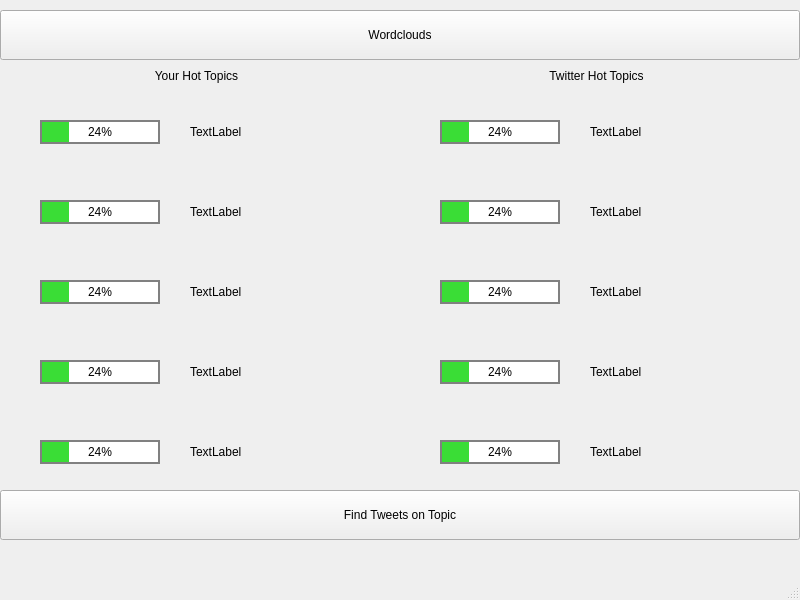
Above: code/pyqt-help-vj/toptopics.ui from jfitz02/3yp-report before the change. Below: the same form after it.
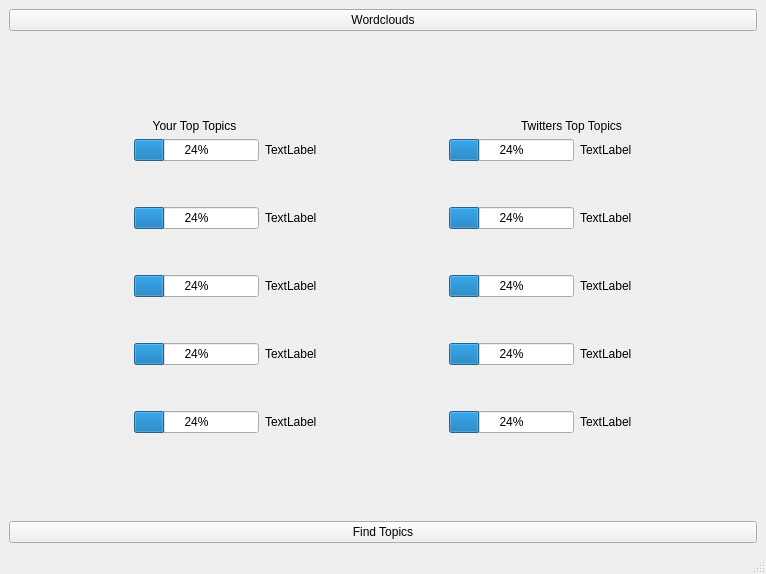
That is the form after the change.

Commit message: updated UI for relative positioning

The edit to the form file:
```diff
--- a/code/pyqt-help-vj/toptopics.ui
+++ b/code/pyqt-help-vj/toptopics.ui
@@ -6,401 +6,319 @@
    <rect>
     <x>0</x>
     <y>0</y>
-    <width>800</width>
-    <height>600</height>
+    <width>766</width>
+    <height>574</height>
    </rect>
   </property>
   <property name="windowTitle">
    <string>MainWindow</string>
   </property>
   <widget class="QWidget" name="centralwidget">
-   <widget class="QPushButton" name="pushButton">
-    <property name="geometry">
-     <rect>
-      <x>0</x>
-      <y>10</y>
-      <width>800</width>
-      <height>50</height>
-     </rect>
-    </property>
-    <property name="text">
-     <string>Wordclouds</string>
-    </property>
-   </widget>
-   <widget class="QPushButton" name="pushButton_2">
-    <property name="geometry">
-     <rect>
-      <x>0</x>
-      <y>490</y>
-      <width>800</width>
-      <height>50</height>
-     </rect>
-    </property>
-    <property name="text">
-     <string>Find Tweets on Topic</string>
-    </property>
-   </widget>
-   <widget class="QLabel" name="label">
-    <property name="geometry">
-     <rect>
-      <x>134</x>
-      <y>60</y>
-      <width>125</width>
-      <height>32</height>
-     </rect>
-    </property>
-    <property name="text">
-     <string>Your Hot Topics</string>
-    </property>
-    <property name="textFormat">
-     <enum>Qt::PlainText</enum>
-    </property>
-    <property name="alignment">
-     <set>Qt::AlignCenter</set>
-    </property>
-    <property name="wordWrap">
-     <bool>true</bool>
-    </property>
-   </widget>
-   <widget class="QLabel" name="label_2">
-    <property name="geometry">
-     <rect>
-      <x>534</x>
-      <y>60</y>
-      <width>125</width>
-      <height>32</height>
-     </rect>
-    </property>
-    <property name="text">
-     <string>Twitter Hot Topics</string>
-    </property>
-    <property name="alignment">
-     <set>Qt::AlignCenter</set>
-    </property>
-    <property name="wordWrap">
-     <bool>true</bool>
-    </property>
-   </widget>
-   <widget class="QProgressBar" name="yprog1">
-    <property name="geometry">
-     <rect>
-      <x>40</x>
-      <y>120</y>
-      <width>120</width>
-      <height>24</height>
-     </rect>
-    </property>
-    <property name="autoFillBackground">
-     <bool>false</bool>
-    </property>
-    <property name="styleSheet">
-     <string notr="true">QProgressBar { border:2px solid grey; border-radius: 0px; text-align: center; } QProgressBar::Chunk { background-color: #3add36; width: 1px; }</string>
-    </property>
-    <property name="value">
-     <number>24</number>
-    </property>
-    <property name="format">
-     <string>%p%</string>
-    </property>
-   </widget>
-   <widget class="QProgressBar" name="yprog2">
-    <property name="geometry">
-     <rect>
-      <x>40</x>
-      <y>200</y>
-      <width>120</width>
-      <height>24</height>
-     </rect>
-    </property>
-    <property name="autoFillBackground">
-     <bool>false</bool>
-    </property>
-    <property name="styleSheet">
-     <string notr="true">QProgressBar { border:2px solid grey; border-radius: 0px; text-align: center; } QProgressBar::Chunk { background-color: #3add36; width: 1px; }</string>
-    </property>
-    <property name="value">
-     <number>24</number>
-    </property>
-    <property name="format">
-     <string>%p%</string>
-    </property>
-   </widget>
-   <widget class="QProgressBar" name="yprog3">
-    <property name="geometry">
-     <rect>
-      <x>40</x>
-      <y>280</y>
-      <width>120</width>
-      <height>24</height>
-     </rect>
-    </property>
-    <property name="autoFillBackground">
-     <bool>false</bool>
-    </property>
-    <property name="styleSheet">
-     <string notr="true">QProgressBar { border:2px solid grey; border-radius: 0px; text-align: center; } QProgressBar::Chunk { background-color: #3add36; width: 1px; }</string>
-    </property>
-    <property name="value">
-     <number>24</number>
-    </property>
-    <property name="format">
-     <string>%p%</string>
-    </property>
-   </widget>
-   <widget class="QProgressBar" name="yprog4">
-    <property name="geometry">
-     <rect>
-      <x>40</x>
-      <y>360</y>
-      <width>120</width>
-      <height>24</height>
-     </rect>
-    </property>
-    <property name="autoFillBackground">
-     <bool>false</bool>
-    </property>
-    <property name="styleSheet">
-     <string notr="true">QProgressBar { border:2px solid grey; border-radius: 0px; text-align: center; } QProgressBar::Chunk { background-color: #3add36; width: 1px; }</string>
-    </property>
-    <property name="value">
-     <number>24</number>
-    </property>
-    <property name="format">
-     <string>%p%</string>
-    </property>
-   </widget>
-   <widget class="QProgressBar" name="yprog5">
-    <property name="geometry">
-     <rect>
-      <x>40</x>
-      <y>440</y>
-      <width>120</width>
-      <height>24</height>
-     </rect>
-    </property>
-    <property name="autoFillBackground">
-     <bool>false</bool>
-    </property>
-    <property name="styleSheet">
-     <string notr="true">QProgressBar { border:2px solid grey; border-radius: 0px; text-align: center; } QProgressBar::Chunk { background-color: #3add36; width: 1px; }</string>
-    </property>
-    <property name="value">
-     <number>24</number>
-    </property>
-    <property name="format">
-     <string>%p%</string>
-    </property>
-   </widget>
-   <widget class="QProgressBar" name="tprog1">
-    <property name="geometry">
-     <rect>
-      <x>440</x>
-      <y>120</y>
-      <width>120</width>
-      <height>24</height>
-     </rect>
-    </property>
-    <property name="styleSheet">
-     <string notr="true">QProgressBar { border:2px solid grey; border-radius: 0px; text-align: center; } QProgressBar::Chunk { background-color: #3add36; width: 1px; }</string>
-    </property>
-    <property name="value">
-     <number>24</number>
-    </property>
-   </widget>
-   <widget class="QProgressBar" name="tprog2">
-    <property name="geometry">
-     <rect>
-      <x>440</x>
-      <y>200</y>
-      <width>120</width>
-      <height>24</height>
-     </rect>
-    </property>
-    <property name="styleSheet">
-     <string notr="true">QProgressBar { border:2px solid grey; border-radius: 0px; text-align: center; } QProgressBar::Chunk { background-color: #3add36; width: 1px; }</string>
-    </property>
-    <property name="value">
-     <number>24</number>
-    </property>
-   </widget>
-   <widget class="QProgressBar" name="tprog3">
-    <property name="geometry">
-     <rect>
-      <x>440</x>
-      <y>280</y>
-      <width>120</width>
-      <height>24</height>
-     </rect>
-    </property>
-    <property name="styleSheet">
-     <string notr="true">QProgressBar { border:2px solid grey; border-radius: 0px; text-align: center; } QProgressBar::Chunk { background-color: #3add36; width: 1px; }</string>
-    </property>
-    <property name="value">
-     <number>24</number>
-    </property>
-   </widget>
-   <widget class="QProgressBar" name="tprog4">
-    <property name="geometry">
-     <rect>
-      <x>440</x>
-      <y>360</y>
-      <width>120</width>
-      <height>24</height>
-     </rect>
-    </property>
-    <property name="styleSheet">
-     <string notr="true">QProgressBar { border:2px solid grey; border-radius: 0px; text-align: center; } QProgressBar::Chunk { background-color: #3add36; width: 1px; }</string>
-    </property>
-    <property name="value">
-     <number>24</number>
-    </property>
-   </widget>
-   <widget class="QProgressBar" name="tprog5">
-    <property name="geometry">
-     <rect>
-      <x>440</x>
-      <y>440</y>
-      <width>120</width>
-      <height>24</height>
-     </rect>
-    </property>
-    <property name="styleSheet">
-     <string notr="true">QProgressBar { border:2px solid grey; border-radius: 0px; text-align: center; } QProgressBar::Chunk { background-color: #3add36; width: 1px; }</string>
-    </property>
-    <property name="value">
-     <number>24</number>
-    </property>
-   </widget>
-   <widget class="QLabel" name="yl1">
-    <property name="geometry">
-     <rect>
-      <x>190</x>
-      <y>124</y>
-      <width>100</width>
-      <height>16</height>
-     </rect>
-    </property>
-    <property name="text">
-     <string>TextLabel</string>
-    </property>
-   </widget>
-   <widget class="QLabel" name="yl2">
-    <property name="geometry">
-     <rect>
-      <x>190</x>
-      <y>204</y>
-      <width>100</width>
-      <height>16</height>
-     </rect>
-    </property>
-    <property name="text">
-     <string>TextLabel</string>
-    </property>
-   </widget>
-   <widget class="QLabel" name="yl3">
-    <property name="geometry">
-     <rect>
-      <x>190</x>
-      <y>284</y>
-      <width>100</width>
-      <height>16</height>
-     </rect>
-    </property>
-    <property name="text">
-     <string>TextLabel</string>
-    </property>
-   </widget>
-   <widget class="QLabel" name="yl4">
-    <property name="geometry">
-     <rect>
-      <x>190</x>
-      <y>364</y>
-      <width>100</width>
-      <height>16</height>
-     </rect>
-    </property>
-    <property name="text">
-     <string>TextLabel</string>
-    </property>
-   </widget>
-   <widget class="QLabel" name="yl5">
-    <property name="geometry">
-     <rect>
-      <x>190</x>
-      <y>444</y>
-      <width>100</width>
-      <height>16</height>
-     </rect>
-    </property>
-    <property name="text">
-     <string>TextLabel</string>
-    </property>
-   </widget>
-   <widget class="QLabel" name="tl1">
-    <property name="geometry">
-     <rect>
-      <x>590</x>
-      <y>124</y>
-      <width>100</width>
-      <height>16</height>
-     </rect>
-    </property>
-    <property name="text">
-     <string>TextLabel</string>
-    </property>
-   </widget>
-   <widget class="QLabel" name="tl3">
-    <property name="geometry">
-     <rect>
-      <x>590</x>
-      <y>284</y>
-      <width>100</width>
-      <height>16</height>
-     </rect>
-    </property>
-    <property name="text">
-     <string>TextLabel</string>
-    </property>
-   </widget>
-   <widget class="QLabel" name="tl5">
-    <property name="geometry">
-     <rect>
-      <x>590</x>
-      <y>444</y>
-      <width>100</width>
-      <height>16</height>
-     </rect>
-    </property>
-    <property name="text">
-     <string>TextLabel</string>
-    </property>
-   </widget>
-   <widget class="QLabel" name="tl2">
-    <property name="geometry">
-     <rect>
-      <x>590</x>
-      <y>204</y>
-      <width>100</width>
-      <height>16</height>
-     </rect>
-    </property>
-    <property name="text">
-     <string>TextLabel</string>
-    </property>
-   </widget>
-   <widget class="QLabel" name="tl4">
-    <property name="geometry">
-     <rect>
-      <x>590</x>
-      <y>364</y>
-      <width>100</width>
-      <height>16</height>
-     </rect>
-    </property>
-    <property name="text">
-     <string>TextLabel</string>
-    </property>
-   </widget>
+   <layout class="QGridLayout" name="gridLayout">
+    <item row="0" column="0">
+     <layout class="QVBoxLayout" name="verticalLayout_2">
+      <item>
+       <widget class="QPushButton" name="pushButton">
+        <property name="text">
+         <string>Wordclouds</string>
+        </property>
+       </widget>
+      </item>
+      <item>
+       <spacer name="verticalSpacer">
+        <property name="orientation">
+         <enum>Qt::Vertical</enum>
+        </property>
+        <property name="sizeHint" stdset="0">
+         <size>
+          <width>20</width>
+          <height>40</height>
+         </size>
+        </property>
+       </spacer>
+      </item>
+      <item>
+       <layout class="QHBoxLayout" name="horizontalLayout_5">
+        <item>
+         <widget class="QLabel" name="label_2">
+          <property name="text">
+           <string>Your Top Topics</string>
+          </property>
+          <property name="alignment">
+           <set>Qt::AlignCenter</set>
+          </property>
+         </widget>
+        </item>
+        <item>
+         <widget class="QLabel" name="label">
+          <property name="text">
+           <string>Twitters Top Topics</string>
+          </property>
+          <property name="alignment">
+           <set>Qt::AlignCenter</set>
+          </property>
+         </widget>
+        </item>
+       </layout>
+      </item>
+      <item>
+       <layout class="QGridLayout" name="gridLayout_2">
+        <item row="6" column="1">
+         <widget class="QProgressBar" name="yprog4">
+          <property name="value">
+           <number>24</number>
+          </property>
+         </widget>
+        </item>
+        <item row="8" column="4">
+         <widget class="QProgressBar" name="tprog5">
+          <property name="value">
+           <number>24</number>
+          </property>
+         </widget>
+        </item>
+        <item row="2" column="1">
+         <widget class="QProgressBar" name="yprog2">
+          <property name="value">
+           <number>24</number>
+          </property>
+         </widget>
+        </item>
+        <item row="2" column="2">
+         <widget class="QLabel" name="yl2">
+          <property name="text">
+           <string>TextLabel</string>
+          </property>
+         </widget>
+        </item>
+        <item row="8" column="5">
+         <widget class="QLabel" name="tl5">
+          <property name="text">
+           <string>TextLabel</string>
+          </property>
+         </widget>
+        </item>
+        <item row="1" column="2">
+         <spacer name="verticalSpacer_2">
+          <property name="orientation">
+           <enum>Qt::Vertical</enum>
+          </property>
+          <property name="sizeHint" stdset="0">
+           <size>
+            <width>20</width>
+            <height>40</height>
+           </size>
+          </property>
+         </spacer>
+        </item>
+        <item row="2" column="5">
+         <widget class="QLabel" name="tl2">
+          <property name="text">
+           <string>TextLabel</string>
+          </property>
+         </widget>
+        </item>
+        <item row="0" column="0">
+         <spacer name="horizontalSpacer_2">
+          <property name="orientation">
+           <enum>Qt::Horizontal</enum>
+          </property>
+          <property name="sizeHint" stdset="0">
+           <size>
+            <width>30</width>
+            <height>20</height>
+           </size>
+          </property>
+         </spacer>
+        </item>
+        <item row="5" column="2">
+         <spacer name="verticalSpacer_4">
+          <property name="orientation">
+           <enum>Qt::Vertical</enum>
+          </property>
+          <property name="sizeHint" stdset="0">
+           <size>
+            <width>20</width>
+            <height>40</height>
+           </size>
+          </property>
+         </spacer>
+        </item>
+        <item row="6" column="5">
+         <widget class="QLabel" name="tl4">
+          <property name="text">
+           <string>TextLabel</string>
+          </property>
+         </widget>
+        </item>
+        <item row="0" column="4">
+         <widget class="QProgressBar" name="tprog1">
+          <property name="value">
+           <number>24</number>
+          </property>
+         </widget>
+        </item>
+        <item row="0" column="1">
+         <widget class="QProgressBar" name="yprog1">
+          <property name="value">
+           <number>24</number>
+          </property>
+         </widget>
+        </item>
+        <item row="0" column="5">
+         <widget class="QLabel" name="tl1">
+          <property name="text">
+           <string>TextLabel</string>
+          </property>
+         </widget>
+        </item>
+        <item row="0" column="2">
+         <widget class="QLabel" name="yl1">
+          <property name="text">
+           <string>TextLabel</string>
+          </property>
+         </widget>
+        </item>
+        <item row="7" column="2">
+         <spacer name="verticalSpacer_5">
+          <property name="orientation">
+           <enum>Qt::Vertical</enum>
+          </property>
+          <property name="sizeHint" stdset="0">
+           <size>
+            <width>20</width>
+            <height>40</height>
+           </size>
+          </property>
+         </spacer>
+        </item>
+        <item row="4" column="5">
+         <widget class="QLabel" name="tl3">
+          <property name="text">
+           <string>TextLabel</string>
+          </property>
+         </widget>
+        </item>
+        <item row="2" column="3">
+         <spacer name="horizontalSpacer">
+          <property name="orientation">
+           <enum>Qt::Horizontal</enum>
+          </property>
+          <property name="sizeHint" stdset="0">
+           <size>
+            <width>30</width>
+            <height>20</height>
+           </size>
+          </property>
+         </spacer>
+        </item>
+        <item row="8" column="2">
+         <widget class="QLabel" name="yl5">
+          <property name="text">
+           <string>TextLabel</string>
+          </property>
+         </widget>
+        </item>
+        <item row="3" column="2">
+         <spacer name="verticalSpacer_3">
+          <property name="orientation">
+           <enum>Qt::Vertical</enum>
+          </property>
+          <property name="sizeHint" stdset="0">
+           <size>
+            <width>20</width>
+            <height>40</height>
+           </size>
+          </property>
+         </spacer>
+        </item>
+        <item row="0" column="6">
+         <spacer name="horizontalSpacer_3">
+          <property name="orientation">
+           <enum>Qt::Horizontal</enum>
+          </property>
+          <property name="sizeHint" stdset="0">
+           <size>
+            <width>30</width>
+            <height>20</height>
+           </size>
+          </property>
+         </spacer>
+        </item>
+        <item row="6" column="2">
+         <widget class="QLabel" name="yl4">
+          <property name="text">
+           <string>TextLabel</string>
+          </property>
+         </widget>
+        </item>
+        <item row="4" column="1">
+         <widget class="QProgressBar" name="yprog3">
+          <property name="value">
+           <number>24</number>
+          </property>
+         </widget>
+        </item>
+        <item row="6" column="4">
+         <widget class="QProgressBar" name="tprog4">
+          <property name="value">
+           <number>24</number>
+          </property>
+         </widget>
+        </item>
+        <item row="8" column="1">
+         <widget class="QProgressBar" name="yprog5">
+          <property name="value">
+           <number>24</number>
+          </property>
+         </widget>
+        </item>
+        <item row="4" column="2">
+         <widget class="QLabel" name="yl3">
+          <property name="text">
+           <string>TextLabel</string>
+          </property>
+         </widget>
+        </item>
+        <item row="2" column="4">
+         <widget class="QProgressBar" name="tprog2">
+          <property name="value">
+           <number>24</number>
+          </property>
+         </widget>
+        </item>
+        <item row="4" column="4">
+         <widget class="QProgressBar" name="tprog3">
+          <property name="value">
+           <number>24</number>
+          </property>
+         </widget>
+        </item>
+       </layout>
+      </item>
+      <item>
+       <spacer name="verticalSpacer_6">
+        <property name="orientation">
+         <enum>Qt::Vertical</enum>
+        </property>
+        <property name="sizeHint" stdset="0">
+         <size>
+          <width>20</width>
+          <height>40</height>
+         </size>
+        </property>
+       </spacer>
+      </item>
+      <item>
+       <widget class="QPushButton" name="pushButton_2">
+        <property name="text">
+         <string>Find Topics</string>
+        </property>
+       </widget>
+      </item>
+     </layout>
+    </item>
+   </layout>
   </widget>
   <widget class="QMenuBar" name="menubar">
    <property name="geometry">
```
Left out of the diff: 2 changed lines with no effect on the pictures. The commit also changes 3 other files.
